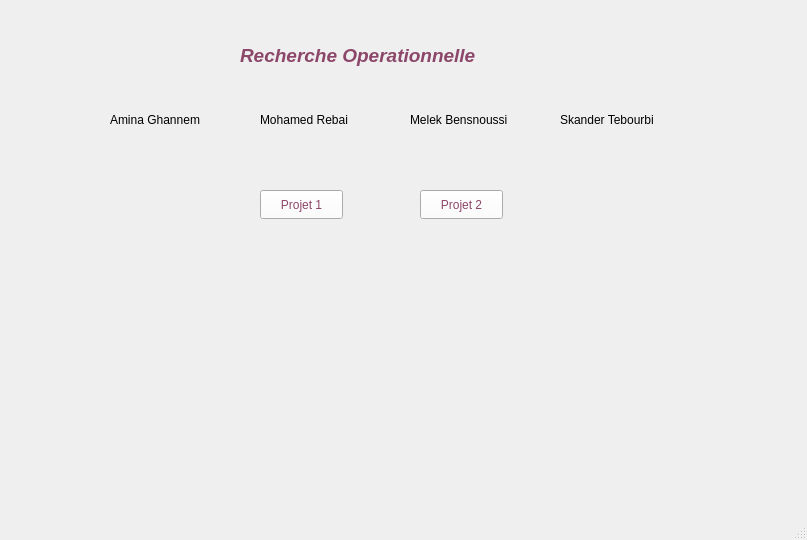
This is Interfaces/form.ui in MohamedRebai41/Operations_Research_Project as Qt 5 draws it before an edit. The edited form follows.
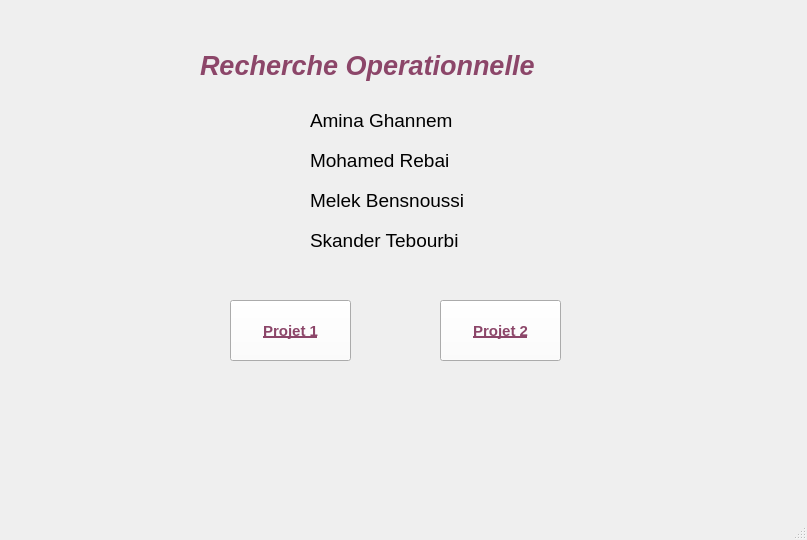
This is the edited form.

What changed in the file:
```diff
--- a/Interfaces/form.ui
+++ b/Interfaces/form.ui
@@ -72,12 +72,19 @@
    <widget class="QPushButton" name="button1">
     <property name="geometry">
      <rect>
-      <x>260</x>
-      <y>190</y>
-      <width>83</width>
-      <height>29</height>
+      <x>230</x>
+      <y>300</y>
+      <width>121</width>
+      <height>61</height>
      </rect>
     </property>
+    <property name="font">
+     <font>
+      <pointsize>11</pointsize>
+      <bold>true</bold>
+      <underline>true</underline>
+     </font>
+    </property>
     <property name="text">
      <string>Projet 1</string>
     </property>
@@ -85,12 +92,19 @@
    <widget class="QPushButton" name="button2">
     <property name="geometry">
      <rect>
-      <x>420</x>
-      <y>190</y>
-      <width>83</width>
-      <height>29</height>
+      <x>440</x>
+      <y>300</y>
+      <width>121</width>
+      <height>61</height>
      </rect>
     </property>
+    <property name="font">
+     <font>
+      <pointsize>11</pointsize>
+      <bold>true</bold>
+      <underline>true</underline>
+     </font>
+    </property>
     <property name="text">
      <string>Projet 2</string>
     </property>
@@ -101,10 +115,10 @@
     </property>
     <property name="geometry">
      <rect>
-      <x>240</x>
+      <x>200</x>
       <y>40</y>
-      <width>311</width>
-      <height>31</height>
+      <width>411</width>
+      <height>51</height>
      </rect>
     </property>
     <property name="palette">
@@ -154,7 +168,7 @@
     </property>
     <property name="font">
      <font>
-      <pointsize>14</pointsize>
+      <pointsize>20</pointsize>
       <italic>true</italic>
       <bold>true</bold>
      </font>
@@ -166,12 +180,17 @@
    <widget class="QLabel" name="label1">
     <property name="geometry">
      <rect>
-      <x>110</x>
+      <x>310</x>
       <y>110</y>
-      <width>131</width>
+      <width>211</width>
       <height>20</height>
      </rect>
     </property>
+    <property name="font">
+     <font>
+      <pointsize>14</pointsize>
+     </font>
+    </property>
     <property name="text">
      <string>Amina Ghannem</string>
     </property>
@@ -179,12 +198,17 @@
    <widget class="QLabel" name="label2">
     <property name="geometry">
      <rect>
-      <x>260</x>
-      <y>110</y>
-      <width>131</width>
+      <x>310</x>
+      <y>150</y>
+      <width>181</width>
       <height>20</height>
      </rect>
     </property>
+    <property name="font">
+     <font>
+      <pointsize>14</pointsize>
+     </font>
+    </property>
     <property name="text">
      <string>Mohamed Rebai</string>
     </property>
@@ -192,12 +216,17 @@
    <widget class="QLabel" name="label3">
     <property name="geometry">
      <rect>
-      <x>410</x>
-      <y>110</y>
-      <width>131</width>
+      <x>310</x>
+      <y>190</y>
+      <width>201</width>
       <height>20</height>
      </rect>
     </property>
+    <property name="font">
+     <font>
+      <pointsize>14</pointsize>
+     </font>
+    </property>
     <property name="text">
      <string>Melek Bensnoussi</string>
     </property>
@@ -205,12 +234,17 @@
    <widget class="QLabel" name="label4">
     <property name="geometry">
      <rect>
-      <x>560</x>
-      <y>110</y>
-      <width>131</width>
+      <x>310</x>
+      <y>230</y>
+      <width>191</width>
       <height>20</height>
      </rect>
     </property>
+    <property name="font">
+     <font>
+      <pointsize>14</pointsize>
+     </font>
+    </property>
     <property name="text">
      <string>Skander Tebourbi</string>
     </property>
```
